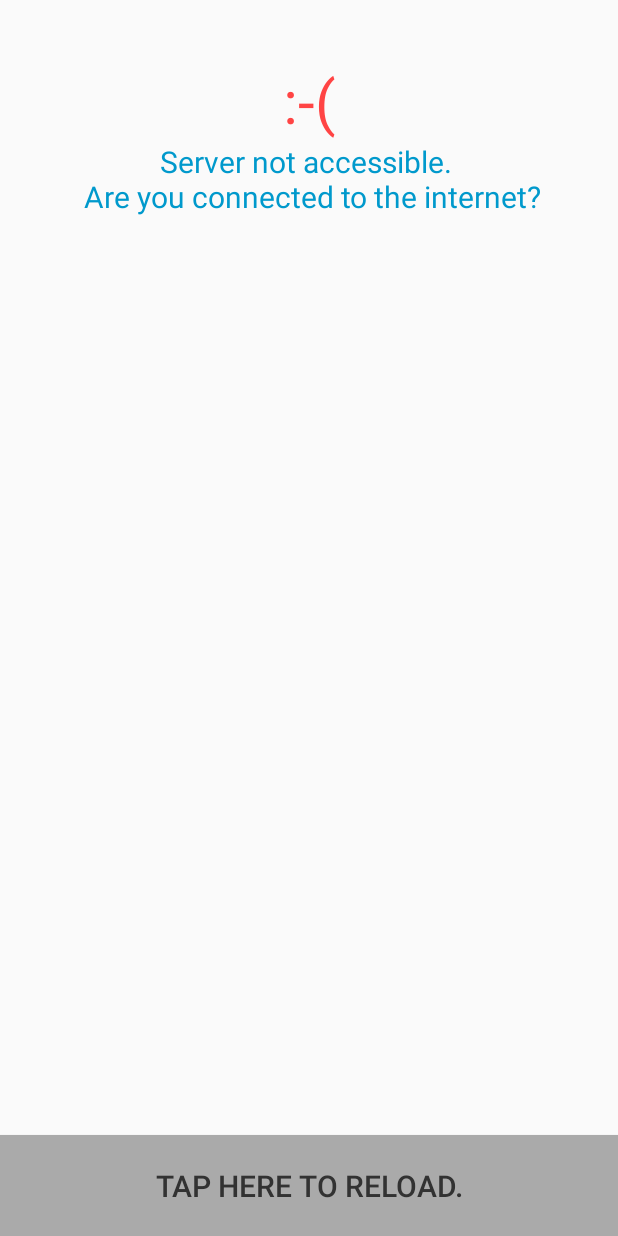
After one commit to uvbs/GPMon, an Android app: the layout activity_network_unavailable.xml on its own in the app's theme, with its tools: preview values and no code run, on a phone screen of 412 x 824 dp. The commit adds this screen. Run offline under Robolectric (Android 15) with nearby library versions, the phone set to English and light mode, and no system bars.

Commit message:
completed issue #4 - handling network unavailable errors

```diff
--- /dev/null
+++ b/app/src/main/res/layout/activity_network_unavailable.xml
@@ -0,0 +1,40 @@
+<?xml version="1.0" encoding="utf-8"?>
+<RelativeLayout xmlns:android="http://schemas.android.com/apk/res/android"
+    xmlns:tools="http://schemas.android.com/tools" android:layout_width="match_parent"
+    android:layout_height="match_parent"
+    tools:context="com.jinsung.adoda.gpmon.NetworkUnavailableActivity">
+
+    <TextView
+        android:id="@+id/textview_sademoticon"
+        android:layout_width="match_parent"
+        android:layout_height="wrap_content"
+        android:textAlignment="center"
+        android:textColor="@android:color/holo_red_light"
+        android:text=":-("
+        android:textSize="40dp"
+        android:layout_marginTop="40dp"
+        />
+
+    <TextView android:id="@+id/textview_description"
+        android:layout_width="fill_parent"
+        android:layout_height="fill_parent"
+        android:text="Server not accessible. \n Are you connected to the internet?"
+        android:textAlignment="center"
+        android:textColor="@android:color/holo_blue_dark"
+        android:textSize="20dp"
+        android:layout_below="@id/textview_sademoticon"
+        />
+
+    <Button  android:id="@+id/button_reload"
+        android:layout_width="fill_parent"
+        android:layout_height="wrap_content"
+        android:padding="20dp"
+        android:text="Tap here to reload."
+        android:textAlignment="center"
+        android:textSize="20dp"
+        android:background="@android:color/darker_gray"
+        android:textColor="@android:color/secondary_text_light"
+        android:layout_alignParentBottom="true"
+        />
+
+</RelativeLayout>
--- a/app/src/main/res/values/strings.xml
+++ b/app/src/main/res/values/strings.xml
@@ -12,4 +12,5 @@
     <string name="url_machines">http://gpmon-adodajs.rhcloud.com/v1/machines.php</string>
     <string name="url_apis">http://gpmon-adodajs.rhcloud.com/v1/apis.php</string>
     <string name="url_api_calls">http://gpmon-adodajs.rhcloud.com/v1/api_calls.php?machine=%s</string>
+    <string name="net_unavail_text">Server not accessible.\n\n%s\n\nAre you connected to internet?</string>
 </resources>
```
Also changed, not shown: app/src/main/AndroidManifest.xml (+6 -11 lines), app/src/main/java/com/jinsung/adoda/gpmon/DailyApiCallActivity.java (+24 -10 lines), app/src/main/java/com/jinsung/adoda/gpmon/LoginActivity.java (+29 -8 lines), app/src/main/java/com/jinsung/adoda/gpmon/MachinesActivity.java (+17 -10 lines), app/src/main/java/com/jinsung/adoda/gpmon/NetworkUnavailableActivity.java (added, +61 -0 lines), app/src/main/java/com/jinsung/adoda/gpmon/data/DataContainer.java (+9 -0 lines).
